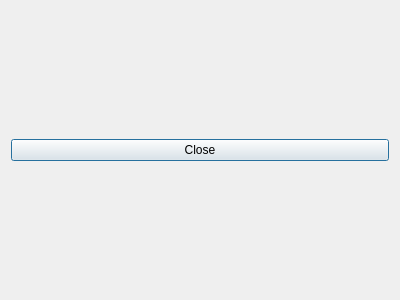
TKleinwort/ohsome-downloader-qgis-plugin, file OhsomeDownloader/ui/ohsome_dialog.ui: the form before one commit.
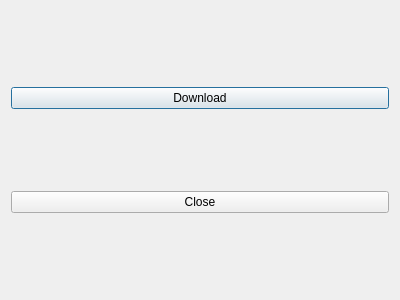
The form after the commit.

Commit message: GUI: added Download push button

Patch:
```diff
--- a/OhsomeDownloader/ui/ohsome_dialog.ui
+++ b/OhsomeDownloader/ui/ohsome_dialog.ui
@@ -14,6 +14,13 @@
    <string>Ohsome Downloader</string>
   </property>
   <layout class="QVBoxLayout" name="verticalLayout">
+   <item>
+    <widget class="QPushButton" name="PushButtonDownload">
+     <property name="text">
+      <string>Download</string>
+     </property>
+    </widget>
+   </item>
    <item>
     <widget class="QPushButton" name="PushButtonClose">
      <property name="accessibleName">
```
